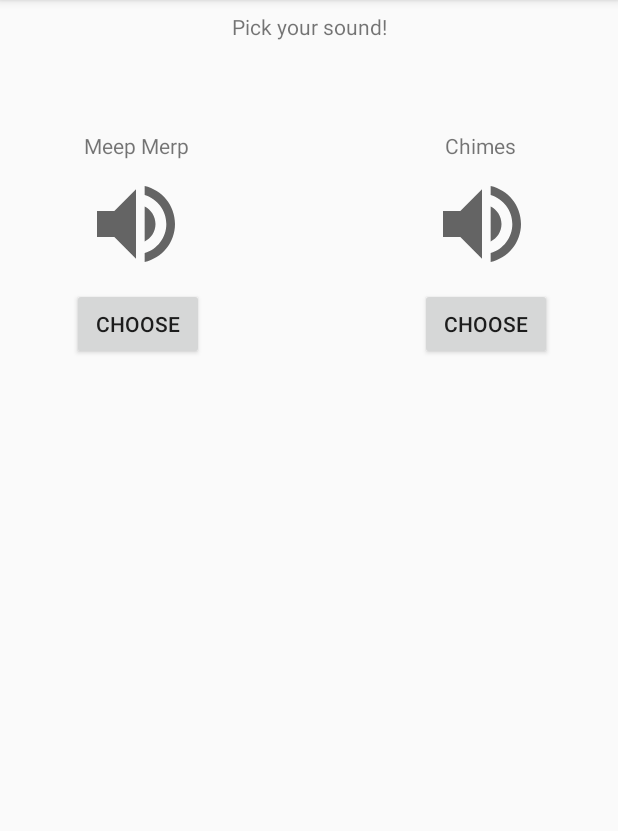
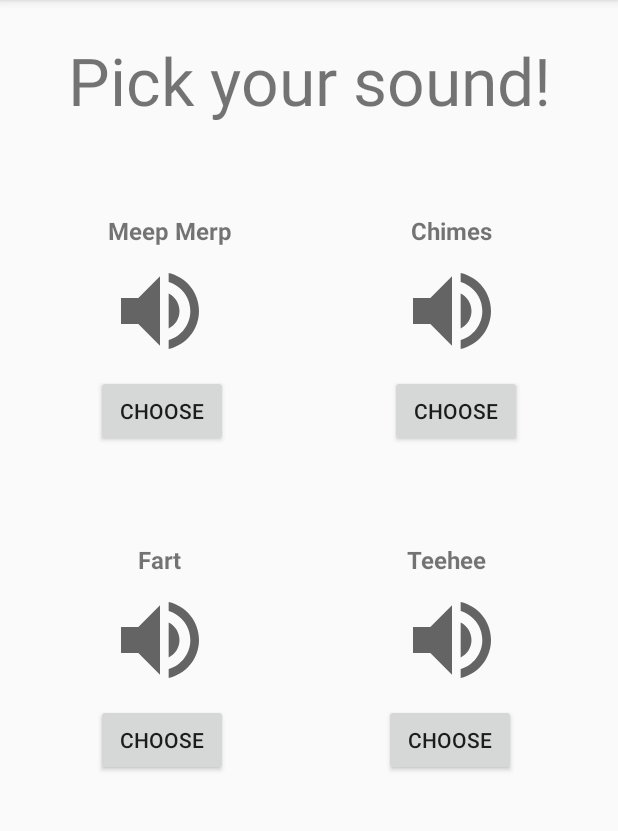
Before and after one commit to rpezzuti/TheButton, an Android app: the SoundActivity screen opened directly, with no data from a screen before it, on a phone screen of 412 x 824 dp, the part 84-915 px from its top. Run offline under Robolectric (Android 15) with nearby library versions, the phone set to English and light mode, and no system bars.

Commit message:
added fart and teehee sounds

```diff
--- a/app/src/main/java/rpezzuti/dev/MainActivity.java
+++ b/app/src/main/java/rpezzuti/dev/MainActivity.java
@@ -9,7 +9,7 @@ import android.view.View;
 
 public class MainActivity extends AppCompatActivity {
 
-    public static int x = 0;
+    public static int mediaInit = 0;
     MediaPlayer temp;
 
     @Override
@@ -20,7 +20,7 @@ public class MainActivity extends AppCompatActivity {
 
     public void makeSound(View view) {
 
-        if (x == 0) {
+        if (mediaInit == 0) {
             temp = MediaPlayer.create(this, R.raw.meepmerp);
             temp.start();
         }
--- a/app/src/main/java/rpezzuti/dev/SoundActivity.java
+++ b/app/src/main/java/rpezzuti/dev/SoundActivity.java
@@ -24,7 +24,7 @@ public class SoundActivity extends AppCompatActivity {
     }
 
     public void btnMeep(View view) {
-        MainActivity.x = 1;
+        MainActivity.mediaInit = 1;
         mp = MediaPlayer.create(this, R.raw.meepmerp);
         Intent intent = new Intent(this, HomeActivity.class);
         startActivity(intent);
@@ -36,10 +36,33 @@ public class SoundActivity extends AppCompatActivity {
     }
 
     public void btnChimes(View view) {
-        MainActivity.x = 1;
+        MainActivity.mediaInit = 1;
         mp = MediaPlayer.create(this, R.raw.chimes);
         Intent intent = new Intent(this, HomeActivity.class);
         startActivity(intent);
     }
 
+    public void soundFart(View view) {
+        mp2 = MediaPlayer.create(this, R.raw.fart);
+        mp2.start();
+    }
+
+    public void btnFart(View view) {
+        MainActivity.mediaInit = 1;
+        mp = MediaPlayer.create(this, R.raw.fart);
+        Intent intent = new Intent(this, HomeActivity.class);
+        startActivity(intent);
+    }
+
+    public void soundTeehee(View view) {
+        mp2 = MediaPlayer.create(this, R.raw.teehee);
+        mp2.start();
+    }
+
+    public void btnTeehee(View view) {
+        MainActivity.mediaInit = 1;
+        mp = MediaPlayer.create(this, R.raw.teehee);
+        Intent intent = new Intent(this, HomeActivity.class);
+        startActivity(intent);
+    }
 }
--- a/app/src/main/res/layout/activity_sound.xml
+++ b/app/src/main/res/layout/activity_sound.xml
@@ -10,41 +10,32 @@
         android:id="@+id/text_sound"
         android:layout_width="wrap_content"
         android:layout_height="wrap_content"
-        android:layout_marginTop="8dp"
+        android:layout_marginTop="24dp"
         android:text="@string/text_sound"
+        android:textSize="44sp"
         app:layout_constraintEnd_toEndOf="parent"
         app:layout_constraintStart_toStartOf="parent"
         app:layout_constraintTop_toTopOf="parent" />
 
-    <TextView
-        android:id="@+id/text_meep"
-        android:layout_width="wrap_content"
-        android:layout_height="wrap_content"
-        android:layout_marginStart="56dp"
-        android:layout_marginLeft="56dp"
-        android:layout_marginTop="60dp"
-        android:text="@string/text_meep_merp"
-        app:layout_constraintStart_toStartOf="parent"
-        app:layout_constraintTop_toBottomOf="@+id/text_sound" />
-
     <ImageView
-        android:id="@+id/sound_meep"
+        android:id="@+id/sound_fart"
         android:layout_width="69dp"
         android:layout_height="69dp"
-        android:layout_marginStart="56dp"
-        android:layout_marginLeft="56dp"
+        android:layout_marginStart="72dp"
+        android:layout_marginLeft="72dp"
         android:layout_marginTop="8dp"
-        android:onClick="soundMeep"
+        android:onClick="soundFart"
         android:src="@drawable/ic_baseline_volume_up_24"
         app:layout_constraintStart_toStartOf="parent"
-        app:layout_constraintTop_toBottomOf="@+id/text_meep" />
+        app:layout_constraintTop_toBottomOf="@+id/text_fart"
+        android:contentDescription="@string/image_play_clip"/>
 
     <Button
         android:id="@+id/btn_meep"
         android:layout_width="wrap_content"
         android:layout_height="wrap_content"
-        android:layout_marginStart="48dp"
-        android:layout_marginLeft="48dp"
+        android:layout_marginStart="64dp"
+        android:layout_marginLeft="64dp"
         android:layout_marginTop="8dp"
         android:onClick="btnMeep"
         android:text="@string/btn_choose"
@@ -52,38 +43,130 @@
         app:layout_constraintTop_toBottomOf="@+id/sound_meep" />
 
     <TextView
+        android:id="@+id/text_fart"
+        android:layout_width="wrap_content"
+        android:layout_height="wrap_content"
+        android:layout_marginStart="92dp"
+        android:layout_marginLeft="92dp"
+        android:layout_marginTop="64dp"
+        android:text="@string/text_fart"
+        android:textSize="16sp"
+        android:textStyle="bold"
+        app:layout_constraintStart_toStartOf="parent"
+        app:layout_constraintTop_toBottomOf="@+id/btn_meep" />
+
+    <ImageView
+        android:id="@+id/sound_meep"
+        android:layout_width="69dp"
+        android:layout_height="69dp"
+        android:layout_marginStart="72dp"
+        android:layout_marginLeft="72dp"
+        android:layout_marginTop="8dp"
+        android:onClick="soundMeep"
+        android:src="@drawable/ic_baseline_volume_up_24"
+        app:layout_constraintStart_toStartOf="parent"
+        app:layout_constraintTop_toBottomOf="@+id/text_meep"
+        android:contentDescription="@string/image_play_clip"/>
+
+    <TextView
+        android:id="@+id/text_meep"
+        android:layout_width="wrap_content"
+        android:layout_height="wrap_content"
+        android:layout_marginStart="72dp"
+        android:layout_marginLeft="72dp"
+        android:layout_marginTop="60dp"
+        android:text="@string/text_meep_merp"
+        android:textSize="16sp"
+        android:textStyle="bold"
+        app:layout_constraintStart_toStartOf="parent"
+        app:layout_constraintTop_toBottomOf="@+id/text_sound" />
+
+    <Button
+        android:id="@+id/btn_fart"
+        android:layout_width="wrap_content"
+        android:layout_height="wrap_content"
+        android:layout_marginStart="64dp"
+        android:layout_marginLeft="64dp"
+        android:layout_marginTop="8dp"
+        android:onClick="btnFart"
+        android:text="@string/btn_choose"
+        app:layout_constraintStart_toStartOf="parent"
+        app:layout_constraintTop_toBottomOf="@+id/sound_fart" />
+
+    <Button
+        android:id="@+id/btn_chimes"
+        android:layout_width="wrap_content"
+        android:layout_height="wrap_content"
+        android:layout_marginTop="8dp"
+        android:layout_marginEnd="64dp"
+        android:layout_marginRight="64dp"
+        android:onClick="btnChimes"
+        android:text="@string/btn_choose"
+        app:layout_constraintEnd_toEndOf="parent"
+        app:layout_constraintTop_toBottomOf="@+id/sound_chimes" />
+
+    <ImageView
+        android:id="@+id/sound_chimes"
+        android:layout_width="69dp"
+        android:layout_height="69dp"
+        android:layout_marginTop="8dp"
+        android:layout_marginEnd="76dp"
+        android:layout_marginRight="76dp"
+        android:onClick="soundChimes"
+        android:src="@drawable/ic_baseline_volume_up_24"
+        app:layout_constraintEnd_toEndOf="parent"
+        app:layout_constraintTop_toBottomOf="@+id/text_chimes"
+        android:contentDescription="@string/image_play_clip"/>
+
+    <TextView
         android:id="@+id/text_chimes"
         android:layout_width="wrap_content"
         android:layout_height="wrap_content"
         android:layout_marginTop="60dp"
-        android:layout_marginEnd="68dp"
-        android:layout_marginRight="68dp"
+        android:layout_marginEnd="84dp"
+        android:layout_marginRight="84dp"
         android:text="@string/text_chimes"
+        android:textSize="16sp"
+        android:textStyle="bold"
         app:layout_constraintEnd_toEndOf="parent"
         app:layout_constraintTop_toBottomOf="@+id/text_sound" />
 
+    <TextView
+        android:id="@+id/text_teehee"
+        android:layout_width="wrap_content"
+        android:layout_height="wrap_content"
+        android:layout_marginTop="64dp"
+        android:layout_marginEnd="88dp"
+        android:layout_marginRight="88dp"
+        android:text="@string/text_teehee"
+        android:textSize="16sp"
+        android:textStyle="bold"
+        app:layout_constraintEnd_toEndOf="parent"
+        app:layout_constraintTop_toBottomOf="@+id/btn_chimes" />
+
     <ImageView
-        android:id="@+id/sound_glass"
+        android:id="@+id/sound_teehee"
         android:layout_width="69dp"
         android:layout_height="69dp"
         android:layout_marginTop="8dp"
-        android:layout_marginEnd="56dp"
-        android:layout_marginRight="56dp"
-        android:onClick="soundChimes"
+        android:layout_marginEnd="76dp"
+        android:layout_marginRight="76dp"
+        android:onClick="soundTeehee"
         android:src="@drawable/ic_baseline_volume_up_24"
         app:layout_constraintEnd_toEndOf="parent"
-        app:layout_constraintTop_toBottomOf="@+id/text_chimes" />
+        app:layout_constraintTop_toBottomOf="@+id/text_teehee"
+        android:contentDescription="@string/image_play_clip" />
 
     <Button
-        android:id="@+id/btn_glass"
+        android:id="@+id/btn_teehee"
         android:layout_width="wrap_content"
         android:layout_height="wrap_content"
         android:layout_marginTop="8dp"
-        android:layout_marginEnd="44dp"
-        android:layout_marginRight="44dp"
-        android:onClick="btnChimes"
+        android:layout_marginEnd="68dp"
+        android:layout_marginRight="68dp"
+        android:onClick="btnTeehee"
         android:text="@string/btn_choose"
         app:layout_constraintEnd_toEndOf="parent"
-        app:layout_constraintTop_toBottomOf="@+id/sound_glass" />
+        app:layout_constraintTop_toBottomOf="@+id/sound_teehee" />
 
 </androidx.constraintlayout.widget.ConstraintLayout>
--- a/app/src/main/res/values/strings.xml
+++ b/app/src/main/res/values/strings.xml
@@ -17,4 +17,7 @@
     <string name="btn_choose">Choose</string>
     <string name="text_glass">Glass</string>
     <string name="text_chimes">Chimes</string>
+    <string name="text_fart">Fart</string>
+    <string name="text_teehee">Teehee</string>
+    <string name="image_play_clip">Play Clip</string>
 </resources>
```
Also changed, not shown: 3 other files.
